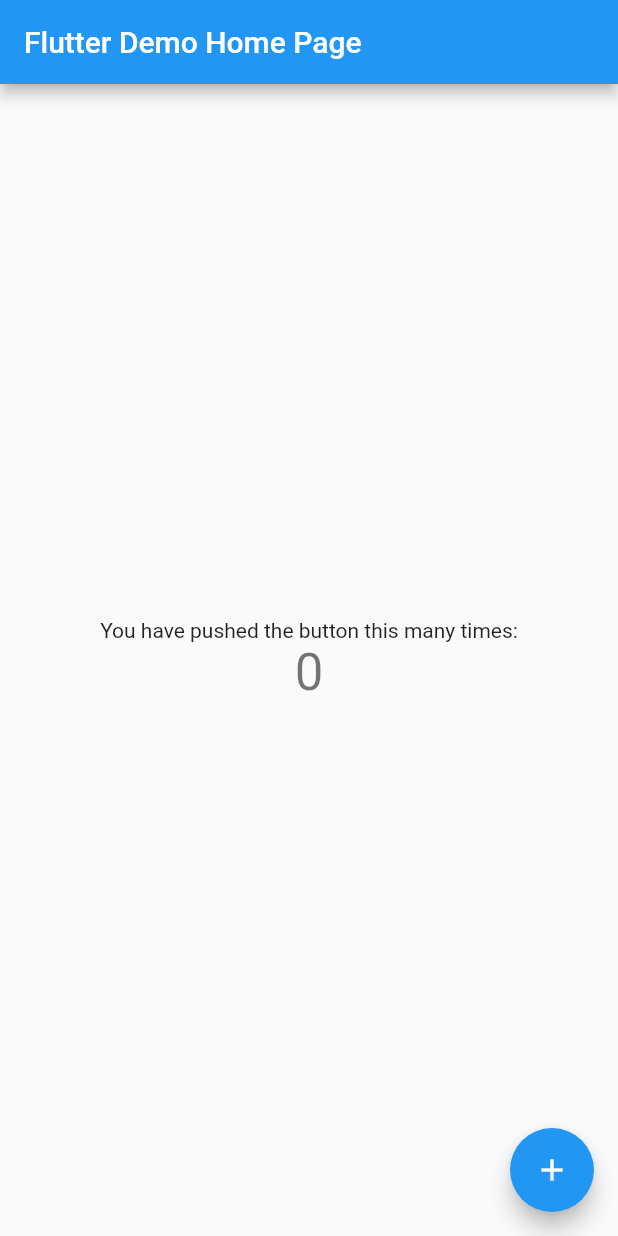
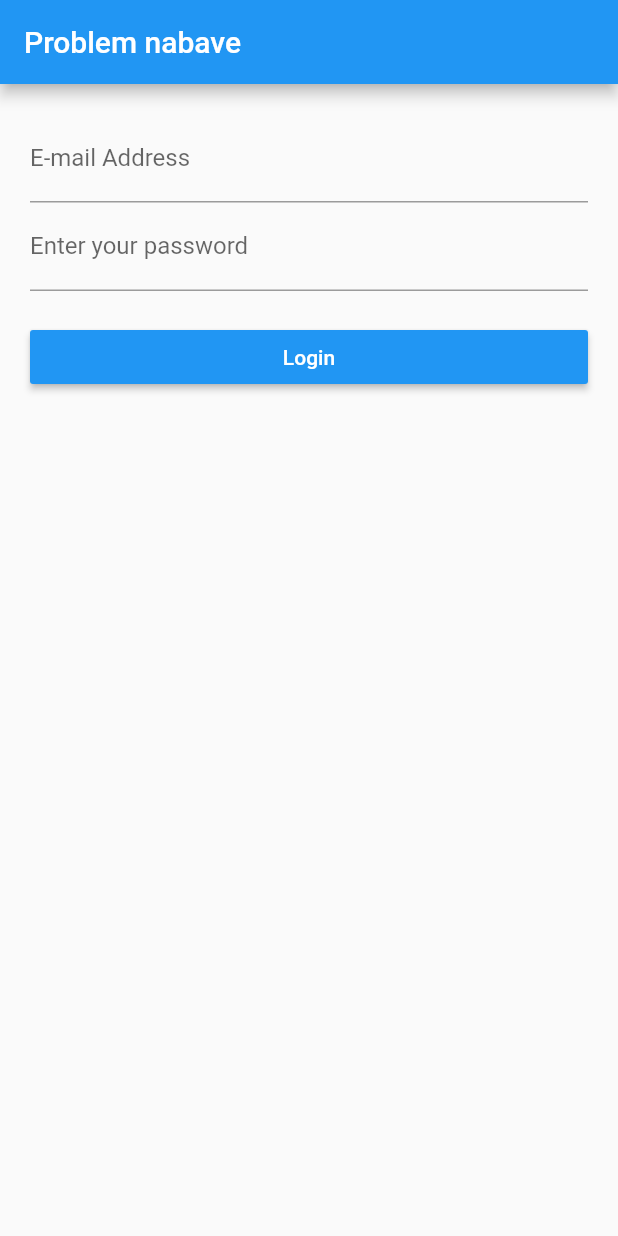
Before and after one commit to Beertija/dinamicko_programiranje, a Flutter app: the screen it shows after launch, on a phone screen of 412 x 824 dp. Run offline on Flutter 3.47's test engine with Material 2 defaults, Android fonts, the phone set to English and light mode, and no system bars.

Commit message:
Dummy commit for change & debrief

```diff
--- a/lib/main.dart
+++ b/lib/main.dart
@@ -1,115 +1,28 @@
+import 'package:dinamicko_programiranje/providers/calculate_provider.dart';
+import 'package:dinamicko_programiranje/screens/enter_variables_screen.dart';
+import 'package:dinamicko_programiranje/screens/task_completed_screen.dart';
 import 'package:flutter/material.dart';
+import 'package:provider/provider.dart';
 
 void main() {
-  runApp(const MyApp());
+  runApp(
+    MultiProvider(providers: [
+      ChangeNotifierProvider(create: (_) => CalculateProvider()),
+    ], child: const MyApp()),
+  );
 }
 
 class MyApp extends StatelessWidget {
   const MyApp({Key? key}) : super(key: key);
 
-  // This widget is the root of your application.
   @override
   Widget build(BuildContext context) {
     return MaterialApp(
       title: 'Flutter Demo',
       theme: ThemeData(
-        // This is the theme of your application.
-        //
-        // Try running your application with "flutter run". You'll see the
-        // application has a blue toolbar. Then, without quitting the app, try
-        // changing the primarySwatch below to Colors.green and then invoke
-        // "hot reload" (press "r" in the console where you ran "flutter run",
-        // or simply save your changes to "hot reload" in a Flutter IDE).
-        // Notice that the counter didn't reset back to zero; the application
-        // is not restarted.
         primarySwatch: Colors.blue,
       ),
-      home: const MyHomePage(title: 'Flutter Demo Home Page'),
+      home: const UnosVarijabliScreen(),
     );
   }
 }
-
-class MyHomePage extends StatefulWidget {
-  const MyHomePage({Key? key, required this.title}) : super(key: key);
-
-  // This widget is the home page of your application. It is stateful, meaning
-  // that it has a State object (defined below) that contains fields that affect
-  // how it looks.
-
-  // This class is the configuration for the state. It holds the values (in this
-  // case the title) provided by the parent (in this case the App widget) and
-  // used by the build method of the State. Fields in a Widget subclass are
-  // always marked "final".
-
-  final String title;
-
-  @override
-  State<MyHomePage> createState() => _MyHomePageState();
-}
-
-class _MyHomePageState extends State<MyHomePage> {
-  int _counter = 0;
-
-  void _incrementCounter() {
-    setState(() {
-      // This call to setState tells the Flutter framework that something has
-      // changed in this State, which causes it to rerun the build method below
-      // so that the display can reflect the updated values. If we changed
-      // _counter without calling setState(), then the build method would not be
-      // called again, and so nothing would appear to happen.
-      _counter++;
-    });
-  }
-
-  @override
-  Widget build(BuildContext context) {
-    // This method is rerun every time setState is called, for instance as done
-    // by the _incrementCounter method above.
-    //
-    // The Flutter framework has been optimized to make rerunning build methods
-    // fast, so that you can just rebuild anything that needs updating rather
-    // than having to individually change instances of widgets.
-    return Scaffold(
-      appBar: AppBar(
-        // Here we take the value from the MyHomePage object that was created by
-        // the App.build method, and use it to set our appbar title.
-        title: Text(widget.title),
-      ),
-      body: Center(
-        // Center is a layout widget. It takes a single child and positions it
-        // in the middle of the parent.
-        child: Column(
-          // Column is also a layout widget. It takes a list of children and
-          // arranges them vertically. By default, it sizes itself to fit its
-          // children horizontally, and tries to be as tall as its parent.
-          //
-          // Invoke "debug painting" (press "p" in the console, choose the
-          // "Toggle Debug Paint" action from the Flutter Inspector in Android
-          // Studio, or the "Toggle Debug Paint" command in Visual Studio Code)
-          // to see the wireframe for each widget.
-          //
-          // Column has various properties to control how it sizes itself and
-          // how it positions its children. Here we use mainAxisAlignment to
-          // center the children vertically; the main axis here is the vertical
-          // axis because Columns are vertical (the cross axis would be
-          // horizontal).
-          mainAxisAlignment: MainAxisAlignment.center,
-          children: <Widget>[
-            const Text(
-              'You have pushed the button this many times:',
-            ),
-            Text(
-              '$_counter',
-              style: Theme.of(context).textTheme.headline4,
-            ),
-          ],
-        ),
-      ),
-      floatingActionButton: FloatingActionButton(
-        onPressed: _incrementCounter,
-        tooltip: 'Increment',
-        child: const Icon(Icons.add),
-      ), // This trailing comma makes auto-formatting nicer for build methods.
-    );
-  }
-}
--- /dev/null
+++ b/lib/screens/enter_variables_screen.dart
@@ -0,0 +1,76 @@
+import 'package:dinamicko_programiranje/helpers/media_query.dart';
+import 'package:flutter/material.dart';
+
+class UnosVarijabliScreen extends StatefulWidget {
+  const UnosVarijabliScreen({Key? key}) : super(key: key);
+
+  @override
+  State<UnosVarijabliScreen> createState() => _UnosVarijabliScreenState();
+}
+
+class _UnosVarijabliScreenState extends State<UnosVarijabliScreen> {
+  final GlobalKey<FormState> _formKey = GlobalKey<FormState>();
+
+  @override
+  Widget build(BuildContext context) {
+    return Scaffold(
+      appBar: AppBar(
+        title: const Text("Problem nabave", style: TextStyle(color: Colors.white)),
+      ),
+      body: Container(
+          padding: const EdgeInsets.all(20.0),
+          child: Form(
+            key: _formKey,
+            child: ListView(
+              children: <Widget>[
+                TextFormField(
+                    keyboardType: TextInputType.emailAddress, // Use email input type for emails.
+                    decoration: const InputDecoration(
+                        hintText: 'you@example.com',
+                        labelText: 'E-mail Address'
+                    ),
+                    // validator: _validateEmail,
+                    // onSaved: (String value) {
+                    //   _data.email = value;
+                    // }
+                ),
+                TextFormField(
+                    obscureText: true, // Use secure text for passwords.
+                    decoration: const InputDecoration(
+                        hintText: 'Password',
+                        labelText: 'Enter your password'
+                    ),
+                    // validator: this._validatePassword,
+                    // onSaved: (double.parse(value)) {
+                    //
+                    // }
+                ),
+                Container(
+                  width: displayWidth(context),
+                  child: RaisedButton(
+                    child: const Text(
+                      'Login',
+                      style: TextStyle(
+                          color: Colors.white
+                      ),
+                    ),
+                    onPressed: submit,
+                    color: Colors.blue,
+                  ),
+                  margin: const EdgeInsets.only(
+                      top: 20.0
+                  ),
+                )
+              ],
+            ),
+          )
+      ),
+    );
+  }
+
+  submit() {
+    if (_formKey.currentState!.validate()) {
+      _formKey.currentState!.save();
+    }
+  }
+}
--- a/pubspec.yaml
+++ b/pubspec.yaml
@@ -45,6 +45,7 @@ dev_dependencies:
   # package. See that file for information about deactivating specific lint
   # rules and activating additional ones.
   flutter_lints: ^1.0.0
+  provider: ^6.0.2
 
 # For information on the generic Dart part of this file, see the
 # following page: https://dart.dev/tools/pub/pubspec
```
Also changed, not shown: lib/providers/calculate_provider.dart (added, +32 -0 lines), lib/screens/task_completed_screen.dart (added, +66 -0 lines), lib/calculator.dart (added), pubspec.lock.
